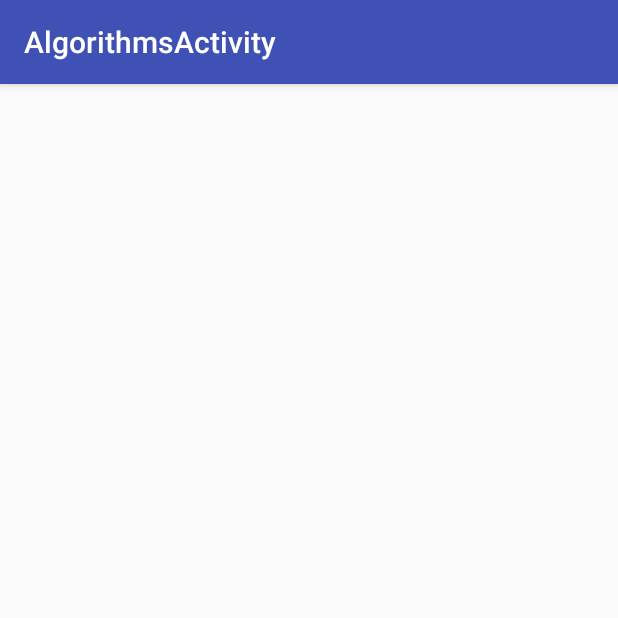
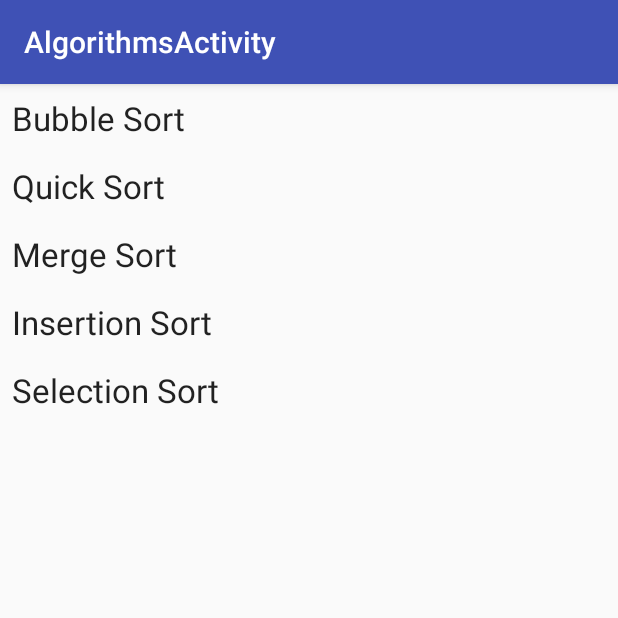
Before and after one commit to sbagadi/algorithms-visualized, an Android app: the screen it shows after launch (AlgorithmsActivity), on a phone screen of 412 x 824 dp, the top half of it. Run offline under Robolectric (Android 15) with nearby library versions, the phone set to English and light mode, and no system bars.

Commit message:
feature: Adding RecyclerView to show a list of algorithms.
Adding a RecyclerView and a RecyclerView.Adapter that is used to show a list of
algorithms.

```diff
--- a/app/src/main/java/com/sbagadi/apps/algorithmsvisualized/ui/AlgorithmsActivityFragment.java
+++ b/app/src/main/java/com/sbagadi/apps/algorithmsvisualized/ui/AlgorithmsActivityFragment.java
@@ -1,7 +1,10 @@
 package com.sbagadi.apps.algorithmsvisualized.ui;
 
+import android.support.annotation.Nullable;
 import android.support.v4.app.Fragment;
 import android.os.Bundle;
+import android.support.v7.widget.LinearLayoutManager;
+import android.support.v7.widget.RecyclerView;
 import android.view.LayoutInflater;
 import android.view.View;
 import android.view.ViewGroup;
@@ -13,12 +16,43 @@ import com.sbagadi.apps.algorithmsvisualized.R;
  */
 public class AlgorithmsActivityFragment extends Fragment {
 
+    private RecyclerView mRecyclerView;
+
     public AlgorithmsActivityFragment() {
     }
 
     @Override
     public View onCreateView(LayoutInflater inflater, ViewGroup container,
                              Bundle savedInstanceState) {
-        return inflater.inflate(R.layout.fragment_algorithms, container, false);
+        View rootView = inflater.inflate(R.layout.fragment_algorithms, container, false);
+        mRecyclerView = (RecyclerView) rootView.findViewById(R.id.algorithms_recyclerView);
+        return rootView;
+    }
+
+    @Override
+    public void onActivityCreated(@Nullable Bundle savedInstanceState) {
+        super.onActivityCreated(savedInstanceState);
+        AlgorithmsRecyclerViewAdapter adapter =
+                new AlgorithmsRecyclerViewAdapter(generateAlgorithmNamesArray());
+        RecyclerView.LayoutManager layoutManager = new LinearLayoutManager(getActivity());
+        mRecyclerView.setLayoutManager(layoutManager);
+        mRecyclerView.setAdapter(adapter);
+
+    }
+
+    /**
+     * Generates an array of strings with the algorithm names.
+     *
+     * @return a {@link String[]} containing names of algorithms.
+     */
+    private static String[] generateAlgorithmNamesArray() {
+        String[] algorithmNames = new String[5];
+        algorithmNames[0] = "Bubble Sort";
+        algorithmNames[1] = "Quick Sort";
+        algorithmNames[2] = "Merge Sort";
+        algorithmNames[3] = "Insertion Sort";
+        algorithmNames[4] = "Selection Sort";
+
+        return algorithmNames;
     }
 }
--- /dev/null
+++ b/app/src/main/java/com/sbagadi/apps/algorithmsvisualized/ui/AlgorithmsRecyclerViewAdapter.java
@@ -0,0 +1,58 @@
+package com.sbagadi.apps.algorithmsvisualized.ui;
+
+import android.support.v7.widget.RecyclerView;
+import android.view.LayoutInflater;
+import android.view.View;
+import android.view.ViewGroup;
+import android.widget.TextView;
+
+import com.sbagadi.apps.algorithmsvisualized.R;
+
+/**
+ * A {@link android.support.v7.widget.RecyclerView.Adapter} used to display the list of algorithm
+ * names in a {@link RecyclerView}.
+ */
+public class AlgorithmsRecyclerViewAdapter extends
+        RecyclerView.Adapter<AlgorithmsRecyclerViewAdapter.ItemViewHolder> {
+
+    private String[] mAlgorithmNames;
+
+    public AlgorithmsRecyclerViewAdapter(String[] algorithmNames) {
+        mAlgorithmNames = algorithmNames;
+    }
+
+    public static class ItemViewHolder extends RecyclerView.ViewHolder {
+        private final TextView mAlgorithmNameTextView;
+        public ItemViewHolder(View itemView) {
+            super(itemView);
+            mAlgorithmNameTextView = (TextView) itemView.findViewById(R.id.algorithm_name_textView);
+            itemView.setOnClickListener(new View.OnClickListener() {
+                @Override
+                public void onClick(View view) {
+                    // TODO: Show the algorithm details page.
+                }
+            });
+        }
+
+        public TextView getAlgorithmNameTextView() {
+            return mAlgorithmNameTextView;
+        }
+    }
+
+    @Override
+    public ItemViewHolder onCreateViewHolder(ViewGroup parent, int viewType) {
+        View itemView = LayoutInflater.from(parent.getContext())
+                .inflate(R.layout.algorithms_list_item, parent, false);
+        return new ItemViewHolder(itemView);
+    }
+
+    @Override
+    public void onBindViewHolder(ItemViewHolder holder, int position) {
+        holder.getAlgorithmNameTextView().setText(mAlgorithmNames[position]);
+    }
+
+    @Override
+    public int getItemCount() {
+        return mAlgorithmNames.length;
+    }
+}
--- a/app/src/main/res/layout/algorithms_list_item.xml
+++ b/app/src/main/res/layout/algorithms_list_item.xml
@@ -1,11 +1,12 @@
 <?xml version="1.0" encoding="utf-8"?>
 <LinearLayout xmlns:android="http://schemas.android.com/apk/res/android"
     xmlns:tools="http://schemas.android.com/tools"
-    android:layout_width="wrap_content"
-    android:layout_height="match_parent"
+    android:layout_width="match_parent"
+    android:layout_height="wrap_content"
     android:orientation="vertical">
 
     <TextView
+        android:id="@+id/algorithm_name_textView"
         android:layout_width="wrap_content"
         android:layout_height="wrap_content"
         android:layout_margin="8dp"
--- a/app/src/main/res/layout/fragment_algorithms.xml
+++ b/app/src/main/res/layout/fragment_algorithms.xml
@@ -8,12 +8,9 @@
     tools:showIn="@layout/activity_algorithms">
 
     <android.support.v7.widget.RecyclerView
-        android:layout_width="match_parent"
-        android:layout_height="match_parent"
-        android:layout_marginBottom="0dp"
-        android:layout_marginLeft="0dp"
-        android:layout_marginRight="0dp"
-        android:layout_marginTop="0dp"
+        android:id="@+id/algorithms_recyclerView"
+        android:layout_width="0dp"
+        android:layout_height="0dp"
         app:layout_constraintBottom_toBottomOf="parent"
         app:layout_constraintLeft_toLeftOf="parent"
         app:layout_constraintRight_toRightOf="parent"
```
